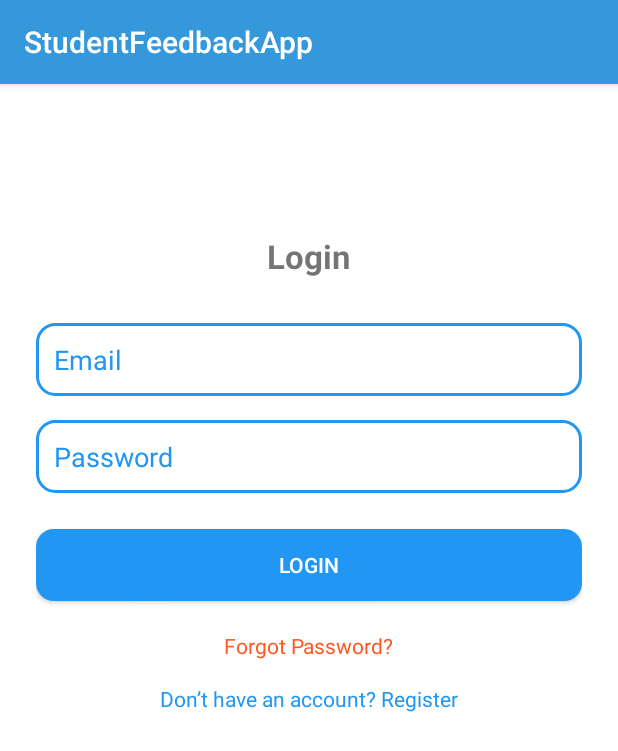
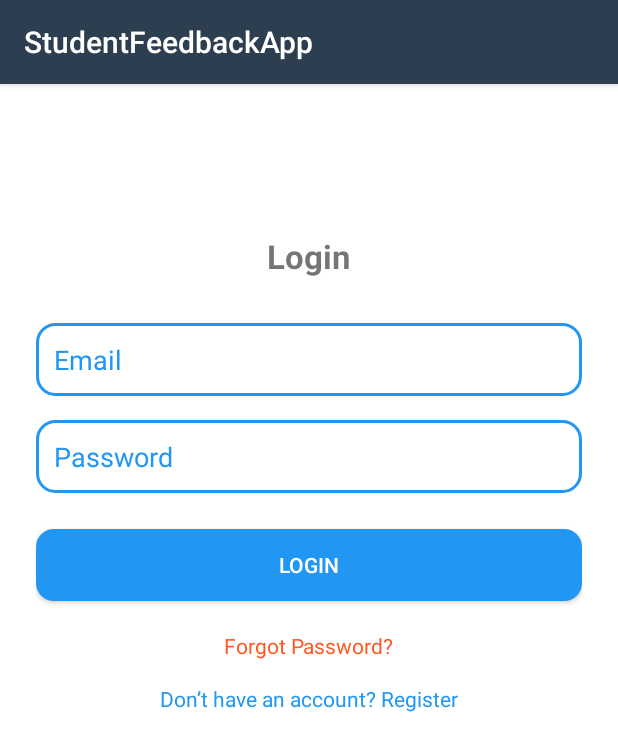
Before and after one commit to Intership-Project/Android-Frontend, an Android app: the screen it shows after launch (LoginActivity), on a phone screen of 412 x 824 dp. Shown: the top 751 px of the screen. Run offline under Robolectric (Android 15) with nearby library versions, the phone set to English and light mode, and no system bars.

Commit message:
ui color changed

```diff
--- a/app/src/main/res/values/colors.xml
+++ b/app/src/main/res/values/colors.xml
@@ -1,6 +1,6 @@
 <resources>
     <!-- Existing colors -->
-    <color name="my_primary">#3498db</color>
+    <color name="my_primary">#2C3E50</color>
     <color name="purple_200">#BB86FC</color>
     <color name="purple_500">#6200EE</color>
     <color name="purple_700">#3700B3</color>
```
